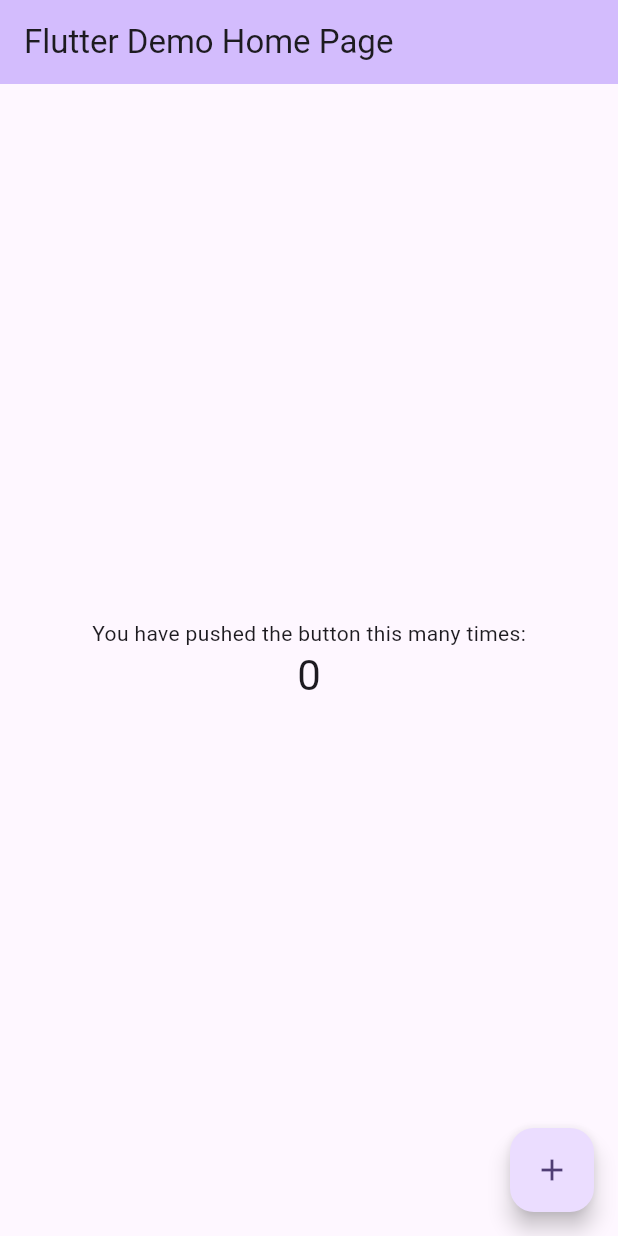
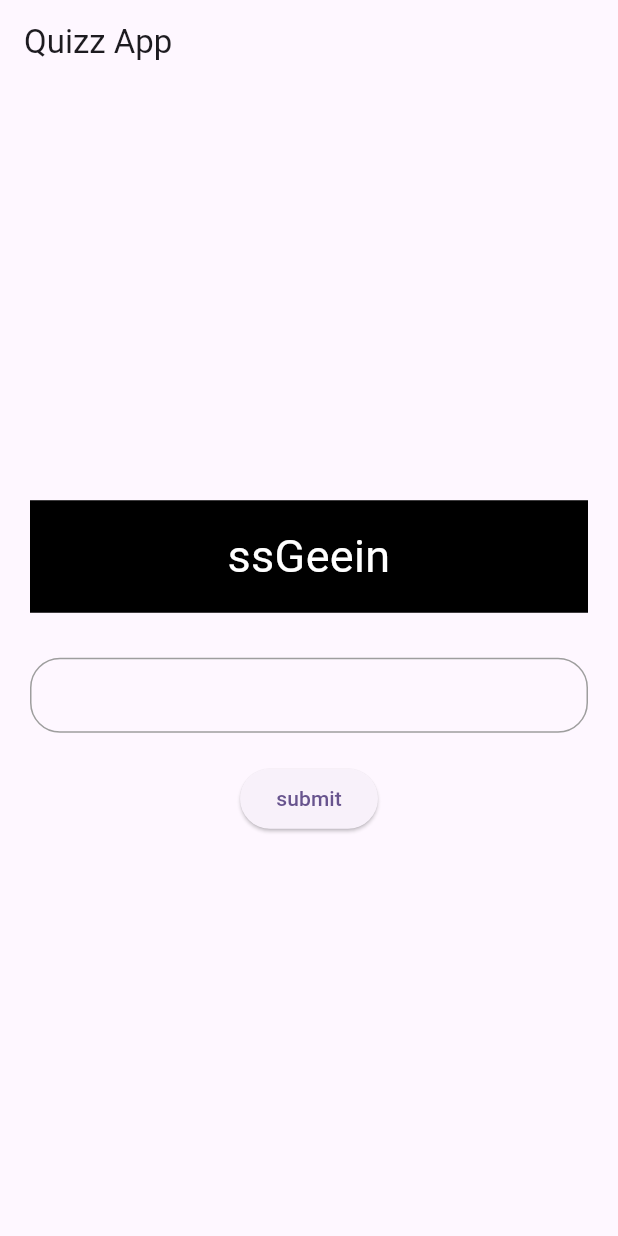
Before and after one commit to kodjozecodeur/bible_quizz_app, a Flutter app: the screen it shows after launch, on a phone screen of 412 x 824 dp. Run offline on Flutter 3.47's test engine with Material 3 defaults, Android fonts, the phone set to English and light mode, and no system bars.

Commit message:
add: scramble letters and retrieve user input

```diff
--- a/lib/main.dart
+++ b/lib/main.dart
@@ -1,3 +1,4 @@
+import 'package:bible_quizz_app/screens/quizz_screen.dart';
 import 'package:flutter/material.dart';
 
 void main() {
@@ -11,115 +12,13 @@
   @override
   Widget build(BuildContext context) {
     return MaterialApp(
-      title: 'Flutter Demo',
+      debugShowCheckedModeBanner: false,
+      title: 'Quizz App',
       theme: ThemeData(
-        // This is the theme of your application.
-        //
-        // TRY THIS: Try running your application with "flutter run". You'll see
-        // the application has a purple toolbar. Then, without quitting the app,
-        // try changing the seedColor in the colorScheme below to Colors.green
-        // and then invoke "hot reload" (save your changes or press the "hot
-        // reload" button in a Flutter-supported IDE, or press "r" if you used
-        // the command line to start the app).
-        //
-        // Notice that the counter didn't reset back to zero; the application
-        // state is not lost during the reload. To reset the state, use hot
-        // restart instead.
-        //
-        // This works for code too, not just values: Most code changes can be
-        // tested with just a hot reload.
         colorScheme: ColorScheme.fromSeed(seedColor: Colors.deepPurple),
         useMaterial3: true,
       ),
-      home: const MyHomePage(title: 'Flutter Demo Home Page'),
+      home: QuizzScreen(),
     );
   }
 }
-
-class MyHomePage extends StatefulWidget {
-  const MyHomePage({super.key, required this.title});
-
-  // This widget is the home page of your application. It is stateful, meaning
-  // that it has a State object (defined below) that contains fields that affect
-  // how it looks.
-
-  // This class is the configuration for the state. It holds the values (in this
-  // case the title) provided by the parent (in this case the App widget) and
-  // used by the build method of the State. Fields in a Widget subclass are
-  // always marked "final".
-
-  final String title;
-
-  @override
-  State<MyHomePage> createState() => _MyHomePageState();
-}
-
-class _MyHomePageState extends State<MyHomePage> {
-  int _counter = 0;
-
-  void _incrementCounter() {
-    setState(() {
-      // This call to setState tells the Flutter framework that something has
-      // changed in this State, which causes it to rerun the build method below
-      // so that the display can reflect the updated values. If we changed
-      // _counter without calling setState(), then the build method would not be
-      // called again, and so nothing would appear to happen.
-      _counter++;
-    });
-  }
-
-  @override
-  Widget build(BuildContext context) {
-    // This method is rerun every time setState is called, for instance as done
-    // by the _incrementCounter method above.
-    //
-    // The Flutter framework has been optimized to make rerunning build methods
-    // fast, so that you can just rebuild anything that needs updating rather
-    // than having to individually change instances of widgets.
-    return Scaffold(
-      appBar: AppBar(
-        // TRY THIS: Try changing the color here to a specific color (to
-        // Colors.amber, perhaps?) and trigger a hot reload to see the AppBar
-        // change color while the other colors stay the same.
-        backgroundColor: Theme.of(context).colorScheme.inversePrimary,
-        // Here we take the value from the MyHomePage object that was created by
-        // the App.build method, and use it to set our appbar title.
-        title: Text(widget.title),
-      ),
-      body: Center(
-        // Center is a layout widget. It takes a single child and positions it
-        // in the middle of the parent.
-        child: Column(
-          // Column is also a layout widget. It takes a list of children and
-          // arranges them vertically. By default, it sizes itself to fit its
-          // children horizontally, and tries to be as tall as its parent.
-          //
-          // Column has various properties to control how it sizes itself and
-          // how it positions its children. Here we use mainAxisAlignment to
-          // center the children vertically; the main axis here is the vertical
-          // axis because Columns are vertical (the cross axis would be
-          // horizontal).
-          //
-          // TRY THIS: Invoke "debug painting" (choose the "Toggle Debug Paint"
-          // action in the IDE, or press "p" in the console), to see the
-          // wireframe for each widget.
-          mainAxisAlignment: MainAxisAlignment.center,
-          children: <Widget>[
-            const Text(
-              'You have pushed the button this many times:',
-            ),
-            Text(
-              '$_counter',
-              style: Theme.of(context).textTheme.headlineMedium,
-            ),
-          ],
-        ),
-      ),
-      floatingActionButton: FloatingActionButton(
-        onPressed: _incrementCounter,
-        tooltip: 'Increment',
-        child: const Icon(Icons.add),
-      ), // This trailing comma makes auto-formatting nicer for build methods.
-    );
-  }
-}
--- /dev/null
+++ b/lib/screens/quizz_screen.dart
@@ -0,0 +1,125 @@
+import 'dart:convert';
+import 'dart:math';
+
+import 'package:flutter/material.dart';
+import 'package:flutter/services.dart';
+
+class QuizzScreen extends StatefulWidget {
+  const QuizzScreen({super.key});
+
+  @override
+  State<QuizzScreen> createState() => _QuizzScreenState();
+}
+
+class _QuizzScreenState extends State<QuizzScreen> {
+  final TextEditingController textController = TextEditingController();
+  List _books = []; //to store the elements from the json
+  int _currentIndex = 0;
+
+  @override
+  void initState() {
+    super.initState();
+    readJson(); // Load books from the JSON file
+  }
+
+//clear the controller when the widget is dispose
+  @override
+  void dispose() {
+    // Clean up the controller when the widget is disposed.
+    textController.dispose();
+    super.dispose();
+  }
+
+  //fetch from json file
+  Future<void> readJson() async {
+    final String response = await rootBundle.loadString(
+        'assets/books.json'); //load the json as a string form the json file
+    final data = await jsonDecode(response);
+    setState(() {
+      _books = data["bibleBooks"];
+      // print("...number of books ${_books.length}");
+    });
+  }
+
+  //check the inout
+  void checkWord() {
+    String userInput = textController.text.trim();
+    String originalWord = _books[_currentIndex]["name"];
+
+    if (userInput.toLowerCase() == originalWord.toLowerCase()) {
+      print("correct");
+      setState(() {
+        _currentIndex++;
+        textController.clear();
+      });
+    } else {
+      print("incorrect answer");
+    }
+  }
+
+  //nscramble the letters
+  // Function to scramble letters in a string
+  String scramble(String word) {
+    List<String> characters = word.split(''); // Split the word into characters
+    characters.shuffle(Random()); // Shuffle the characters randomly
+    return characters.join(''); // Join them back into a string
+  }
+
+  @override
+  Widget build(BuildContext context) {
+    return Scaffold(
+      appBar: AppBar(
+        title: Text("Quizz App"),
+      ),
+      body: Column(
+        mainAxisAlignment: MainAxisAlignment.center,
+        children: [
+          Container(
+            width: double.infinity,
+            padding: EdgeInsets.all(16),
+            margin: EdgeInsets.symmetric(horizontal: 20, vertical: 10),
+            decoration: BoxDecoration(
+              color: Colors.black,
+            ),
+            child: Text(
+              scramble(_books[_currentIndex]["name"]),
+              style: TextStyle(
+                fontSize: 30,
+                color: Color(0xFFFFFFFF),
+              ),
+              textAlign: TextAlign.center,
+            ),
+          ),
+          SizedBox(
+            height: 20,
+          ),
+          //input field
+          Padding(
+            padding: const EdgeInsets.symmetric(horizontal: 20),
+            child: Container(
+              decoration: BoxDecoration(
+                border: Border.all(width: 1, color: Colors.grey),
+                borderRadius: BorderRadius.all(
+                  Radius.circular(20),
+                ),
+              ),
+              child: TextField(
+                controller: textController,
+                decoration: InputDecoration(
+                  border: InputBorder.none,
+                ),
+              ),
+            ),
+          ),
+          SizedBox(
+            height: 20,
+          ),
+          ElevatedButton(
+            onPressed: checkWord,
+            child: Text("submit"),
+          )
+        ],
+      ),
+    );
+  }
+}
--- a/pubspec.yaml
+++ b/pubspec.yaml
@@ -58,8 +58,8 @@ flutter:
   uses-material-design: true
 
   # To add assets to your application, add an assets section, like this:
-  # assets:
-  #   - images/a_dot_burr.jpeg
+  assets:
+    - assets/
   #   - images/a_dot_ham.jpeg
 
   # An image asset can refer to one or more resolution-specific "variants", see
```
Also changed, not shown: assets/books.json (added, +60 -0 lines).
